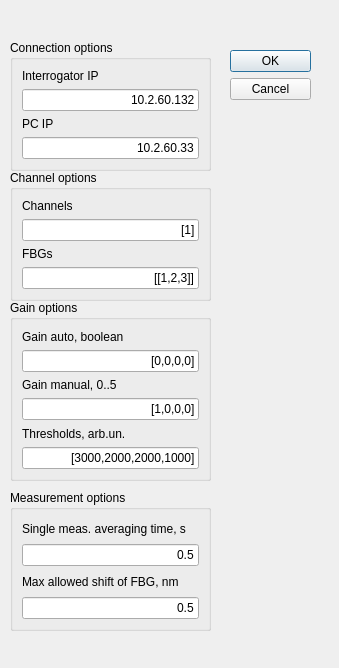
First picture: the form in UIs/it_parameters_dialog.ui, repository IlyaVatnik/WIMcontrol, before the edit.
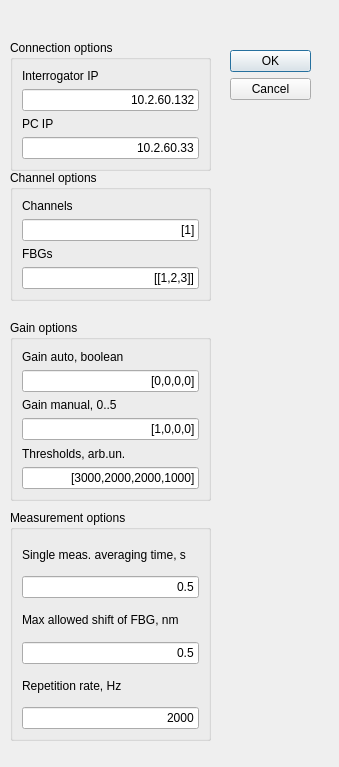
Second picture: the form after the edit.

```diff
--- a/UIs/it_parameters_dialog.ui
+++ b/UIs/it_parameters_dialog.ui
@@ -7,7 +7,7 @@
     <x>0</x>
     <y>0</y>
     <width>339</width>
-    <height>668</height>
+    <height>767</height>
    </rect>
   </property>
   <property name="windowTitle">
@@ -135,7 +135,7 @@
    <property name="geometry">
     <rect>
      <x>10</x>
-     <y>300</y>
+     <y>320</y>
      <width>201</width>
      <height>181</height>
     </rect>
@@ -201,9 +201,9 @@
    <property name="geometry">
     <rect>
      <x>10</x>
-     <y>490</y>
+     <y>510</y>
      <width>201</width>
-     <height>141</height>
+     <height>231</height>
     </rect>
    </property>
    <property name="title">
@@ -244,6 +244,23 @@
       </property>
      </widget>
     </item>
+    <item>
+     <widget class="QLabel" name="label_34">
+      <property name="text">
+       <string>Repetition rate, Hz</string>
+      </property>
+     </widget>
+    </item>
+    <item>
+     <widget class="QLineEdit" name="lineEdit_rep_rate">
+      <property name="text">
+       <string>2000</string>
+      </property>
+      <property name="alignment">
+       <set>Qt::AlignRight|Qt::AlignTrailing|Qt::AlignVCenter</set>
+      </property>
+     </widget>
+    </item>
    </layout>
   </widget>
  </widget>
```
